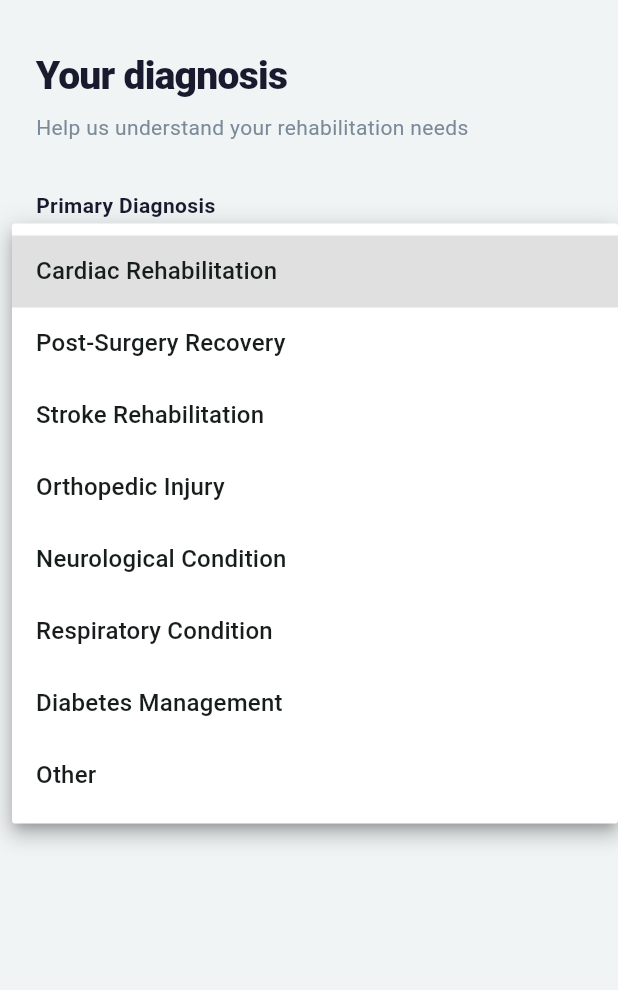
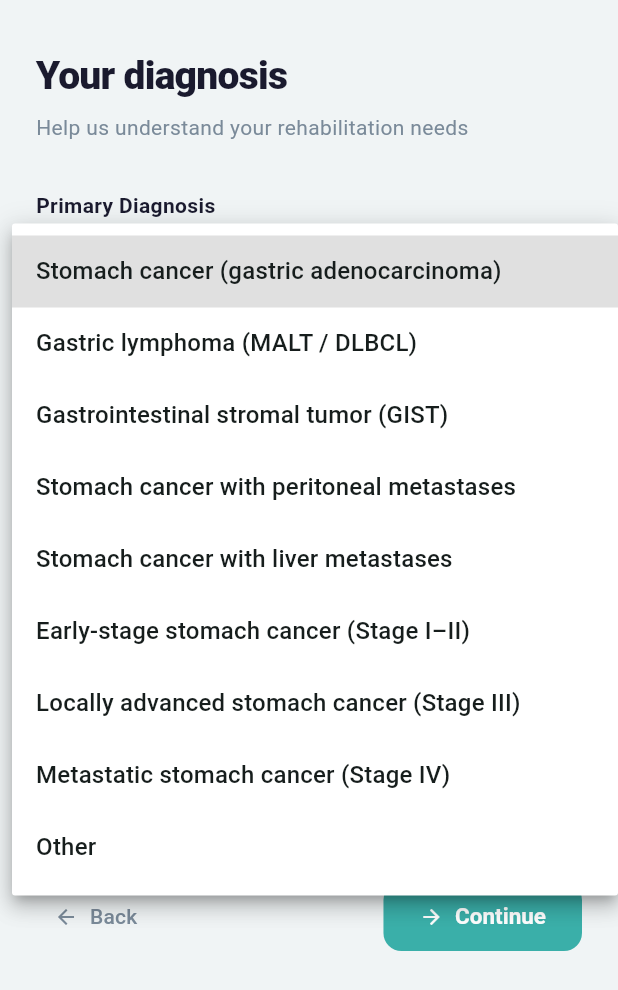
Before and after one commit to layasxw/sau, a Flutter app: the DiagnosisStep widget shown alone on an empty page, opened directly with empty values, after a tap on "Select your diagnosis", on a phone screen of 412 x 824 dp. Shown: the top 990 px of the screen. Run offline on Flutter 3.47's test engine with Material 3 defaults, Android fonts, the phone set to English and light mode, and no system bars; our stand-ins replace cloud_firestore, firebase_auth, firebase_core, speech_to_text; accounts and stored records are empty; network calls fail.

Commit message:
changed onboarding

```diff
--- a/lib/screens/onboarding/onboarding_data.dart
+++ b/lib/screens/onboarding/onboarding_data.dart
@@ -16,6 +16,7 @@ class OnboardingData {
   // ── Step 3: Diagnosis ──────────────────────────────
   String diagnosis = '';
   String medicalHistory = '';
+  DateTime? surgeryDate;
 
   // ── Step 4: Restrictions ───────────────────────────
   List<String> allergies = [];
--- a/lib/screens/onboarding/steps/diagnosis_step.dart
+++ b/lib/screens/onboarding/steps/diagnosis_step.dart
@@ -1,7 +1,7 @@
 import 'package:flutter/material.dart';
 import '../../../theme/app_theme.dart';
 import '../onboarding_data.dart';
-import 'personal_info_step.dart'; // reuse FieldLabel, inputDecoration, NavButtons
+import 'personal_info_step.dart';
 
 class DiagnosisStep extends StatefulWidget {
   final OnboardingData data;
@@ -22,32 +22,53 @@ class DiagnosisStep extends StatefulWidget {
 class _DiagnosisStepState extends State<DiagnosisStep> {
   String? _selectedDiagnosis;
   late final TextEditingController _historyController;
+  late final TextEditingController _otherDiagnosisController;
+  DateTime? _surgeryDate;
 
   static const _diagnosisOptions = [
-    'Cardiac Rehabilitation',
-    'Post-Surgery Recovery',
-    'Stroke Rehabilitation',
-    'Orthopedic Injury',
-    'Neurological Condition',
-    'Respiratory Condition',
-    'Diabetes Management',
+    'Stomach cancer (gastric adenocarcinoma)',
+    'Gastric lymphoma (MALT / DLBCL)',
+    'Gastrointestinal stromal tumor (GIST)',
+    'Stomach cancer with peritoneal metastases',
+    'Stomach cancer with liver metastases',
+    'Early-stage stomach cancer (Stage I–II)',
+    'Locally advanced stomach cancer (Stage III)',
+    'Metastatic stomach cancer (Stage IV)',
     'Other',
   ];
 
   @override
   void initState() {
     super.initState();
-    _selectedDiagnosis = widget.data.diagnosis.isEmpty
-        ? null
-        : widget.data.diagnosis;
-    _historyController =
-        TextEditingController(text: widget.data.medicalHistory);
+    // If saved diagnosis is not in the list, it was a custom "Other" value
+    final saved = widget.data.diagnosis;
+    if (saved.isEmpty || _diagnosisOptions.contains(saved)) {
+      _selectedDiagnosis = saved.isEmpty ? null : saved;
+      _otherDiagnosisController = TextEditingController();
+    } else {
+      _selectedDiagnosis = 'Other';
+      _otherDiagnosisController = TextEditingController(text: saved);
+    }
+    _historyController = TextEditingController(text: widget.data.medicalHistory);
+    _surgeryDate = widget.data.surgeryDate;
   }
 
   @override
   void dispose() {
     _historyController.dispose();
+    _otherDiagnosisController.dispose();
     super.dispose();
+  }
+
+  Future<void> _pickDate() async {
+    final picked = await showDatePicker(
+      context: context,
+      initialDate: _surgeryDate ?? DateTime.now(),
+      firstDate: DateTime(2000),
+      lastDate: DateTime.now(),
+      helpText: 'Select surgery date',
+    );
+    if (picked != null) setState(() => _surgeryDate = picked);
   }
 
   void _saveAndContinue() {
@@ -57,9 +78,25 @@ class _DiagnosisStepState extends State<DiagnosisStep> {
       );
       return;
     }
+    if (_selectedDiagnosis == 'Other' &&
+        _otherDiagnosisController.text.trim().isEmpty) {
+      ScaffoldMessenger.of(context).showSnackBar(
+        const SnackBar(content: Text('Please describe your diagnosis')),
+      );
+      return;
+    }
+    if (_historyController.text.trim().isEmpty) {
+      ScaffoldMessenger.of(context).showSnackBar(
+        const SnackBar(content: Text('Please fill in your medical history')),
+      );
+      return;
+    }
 
-    widget.data.diagnosis = _selectedDiagnosis!;
+    widget.data.diagnosis = _selectedDiagnosis == 'Other'
+        ? _otherDiagnosisController.text.trim()
+        : _selectedDiagnosis!;
     widget.data.medicalHistory = _historyController.text.trim();
+    widget.data.surgeryDate = _surgeryDate;
     widget.onNext();
   }
 
@@ -90,7 +127,7 @@ class _DiagnosisStepState extends State<DiagnosisStep> {
           const FieldLabel('Primary Diagnosis'),
           const SizedBox(height: 8),
           DropdownButtonFormField<String>(
-            initialValue: _selectedDiagnosis,
+            value: _selectedDiagnosis,
             hint: const Text(
               'Select your diagnosis',
               style: TextStyle(color: AppColors.textSecondary),
@@ -102,21 +139,73 @@ class _DiagnosisStepState extends State<DiagnosisStep> {
                 .toList(),
             onChanged: (value) => setState(() => _selectedDiagnosis = value),
           ),
+
+          // Show text input when "Other" is selected
+          if (_selectedDiagnosis == 'Other') ...[
+            const SizedBox(height: 16),
+            const FieldLabel('Please describe your diagnosis'),
+            const SizedBox(height: 8),
+            TextField(
+              controller: _otherDiagnosisController,
+              textCapitalization: TextCapitalization.sentences,
+              decoration: inputDecoration('Enter your diagnosis'),
+            ),
+          ],
+
           const SizedBox(height: 20),
 
-          const Row(
-            children: [
-              FieldLabel('Medical History'),
-              SizedBox(width: 6),
-              Text(
-                '(optional)',
-                style: TextStyle(
-                  fontSize: 13,
-                  color: AppColors.textSecondary,
-                  fontStyle: FontStyle.italic,
-                ),
+          // Surgery date picker
+          const FieldLabel('Surgery Date'),
+          const SizedBox(height: 4),
+          const Text(
+            'optional',
+            style: TextStyle(fontSize: 12, color: AppColors.textSecondary, fontStyle: FontStyle.italic),
+          ),
+          const SizedBox(height: 8),
+          GestureDetector(
+            onTap: _pickDate,
+            child: Container(
+              padding: const EdgeInsets.symmetric(horizontal: 16, vertical: 14),
+              decoration: BoxDecoration(
+                color: AppColors.background,
+                borderRadius: BorderRadius.circular(12),
+                border: Border.all(color: AppColors.divider),
               ),
-            ],
+              child: Row(
+                children: [
+                  const Icon(Icons.calendar_today_outlined,
+                      size: 18, color: AppColors.textSecondary),
+                  const SizedBox(width: 12),
+                  Text(
+                    _surgeryDate == null
+                        ? 'Select date'
+                        : '${_surgeryDate!.day.toString().padLeft(2,'0')}.${_surgeryDate!.month.toString().padLeft(2,'0')}.${_surgeryDate!.year}',
+                    style: TextStyle(
+                      color: _surgeryDate == null
+                          ? AppColors.textSecondary
+                          : AppColors.textPrimary,
+                      fontSize: 15,
+                    ),
+                  ),
+                  const Spacer(),
+                  if (_surgeryDate != null)
+                    GestureDetector(
+                      onTap: () => setState(() => _surgeryDate = null),
+                      child: const Icon(Icons.close,
+                          size: 18, color: AppColors.textSecondary),
+                    ),
+                ],
+              ),
+            ),
+          ),
+
+          const SizedBox(height: 20),
+
+          const FieldLabel('Medical History'),
+          const SizedBox(height: 4),
+          const Text(
+            'required — previous treatments, surgeries, chemotherapy, etc.',
+            style: TextStyle(fontSize: 12, color: AppColors.textSecondary),
           ),
           const SizedBox(height: 8),
           TextField(
@@ -125,7 +214,7 @@ class _DiagnosisStepState extends State<DiagnosisStep> {
             minLines: 5,
             keyboardType: TextInputType.multiline,
             decoration: inputDecoration(
-              'Brief medical history, previous treatments, surgeries, etc.',
+              'E.g. Gastrectomy in March 2024, 6 cycles of FOLFOX chemotherapy...',
             ),
           ),
 
--- a/lib/services/firestore_service.dart
+++ b/lib/services/firestore_service.dart
@@ -26,6 +26,9 @@ class FirestoreService {
       .set({
       'diagnosis' : data.diagnosis,
       'medicalHistory' : data.medicalHistory,
+      'surgeryDate': data.surgeryDate != null
+          ? Timestamp.fromDate(data.surgeryDate!)
+          : null,
     });
   }
 
```
Also changed, not shown: lib/screens/signup_screen.dart (+0 -17 lines), 2 other files.
